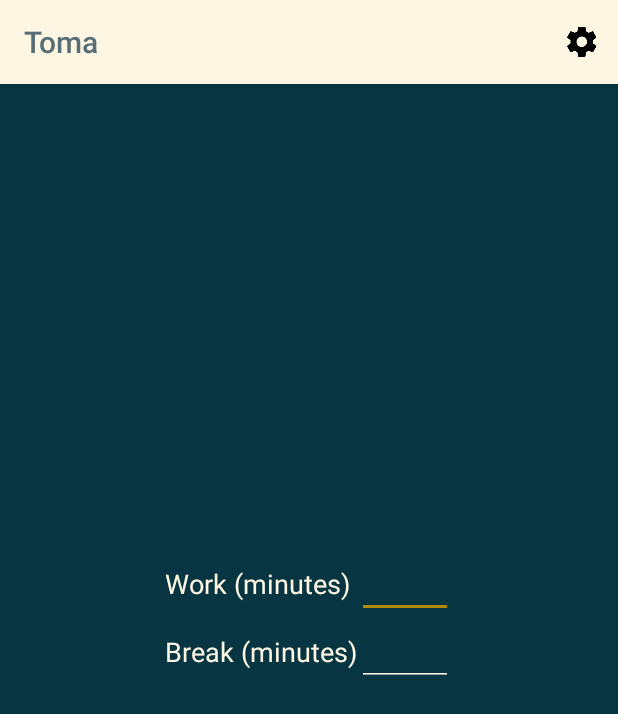
After one commit to taromurao/toma, an Android app: the SettingsActivity screen opened directly, with no data from a screen before it, on a phone screen of 412 x 824 dp. The commit adds this screen. Shown: the top 714 px of the screen. Run offline under Robolectric (Android 15) with nearby library versions, the light colour scheme and no system bars.

Commit message:
WIP: Created SetingsActivity and refactored styles with a separate style xml. Still I need to save setting entries to the app config.

```diff
--- a/app/src/main/AndroidManifest.xml
+++ b/app/src/main/AndroidManifest.xml
@@ -19,7 +19,12 @@
         <service
             android:name=".TimerService"
             android:enabled="true"
-            android:exported="true"></service>
+            android:exported="true" />
+
+        <activity
+            android:name=".SettingsActivity"
+            android:parentActivityName=".MainActivity"/>
+
     </application>
 
 </manifest>
--- a/app/src/main/java/tm/toma/MainActivity.kt
+++ b/app/src/main/java/tm/toma/MainActivity.kt
@@ -12,6 +12,7 @@ import android.support.v4.app.Fragment
 import android.support.v4.content.LocalBroadcastManager
 import android.support.v7.widget.Toolbar
 import android.view.Menu
+import android.view.MenuItem
 import android.view.WindowManager
 import android.widget.TextView
 import layout.StopFragment
@@ -65,6 +66,14 @@ class MainActivity : AppCompatActivity(), WorkOrBreakFragment.OnFragmentInteract
     override fun onCreateOptionsMenu(menu: Menu?): Boolean {
         menuInflater.inflate(R.menu.menu_main, menu)
         return super.onCreateOptionsMenu(menu)
+    }
+
+    override fun onOptionsItemSelected(item: MenuItem?): Boolean {
+        return when (item?.itemId) {
+            R.id.action_settings    -> {
+                startActivity(Intent(this, SettingsActivity::class.java)); true
+            } else -> super.onOptionsItemSelected(item)
+        }
     }
 
     override fun onResume() {
--- /dev/null
+++ b/app/src/main/java/tm/toma/SettingsActivity.kt
@@ -0,0 +1,31 @@
+package tm.toma
+
+import android.content.Intent
+import android.support.v7.app.AppCompatActivity
+import android.os.Bundle
+import android.support.v7.widget.Toolbar
+import android.view.Menu
+import android.view.MenuItem
+
+class SettingsActivity : AppCompatActivity() {
+
+    override fun onCreate(savedInstanceState: Bundle?) {
+        super.onCreate(savedInstanceState)
+        setContentView(R.layout.activity_settings)
+        val myToolbar: Toolbar = findViewById(R.id.my_toolbar) as Toolbar
+        setSupportActionBar(myToolbar)
+    }
+
+    override fun onCreateOptionsMenu(menu: Menu?): Boolean {
+        menuInflater.inflate(R.menu.menu_settings, menu)
+        return super.onCreateOptionsMenu(menu)
+    }
+
+    override fun onOptionsItemSelected(item: MenuItem?): Boolean {
+        return when (item?.itemId) {
+            R.id.action_settings    -> {
+                startActivity(Intent(this, MainActivity::class.java)); true
+            } else -> super.onOptionsItemSelected(item)
+        }
+    }
+}
--- a/app/src/main/res/layout/activity_main.xml
+++ b/app/src/main/res/layout/activity_main.xml
@@ -1,19 +1,12 @@
 <?xml version="1.0" encoding="utf-8"?>
 <RelativeLayout xmlns:android="http://schemas.android.com/apk/res/android"
-    xmlns:app="http://schemas.android.com/apk/res-auto"
     xmlns:tools="http://schemas.android.com/tools"
     android:id="@+id/activity_main"
     android:layout_width="match_parent"
     android:layout_height="match_parent"
     tools:context="tm.toma.MainActivity">
 
-    <android.support.v7.widget.Toolbar
-            android:id="@+id/my_toolbar"
-            android:layout_width="match_parent"
-            android:layout_height="?attr/actionBarSize"
-            android:elevation="4dp"
-            android:theme="@style/ThemeOverlay.AppCompat.ActionBar"
-            app:popupTheme="@style/ThemeOverlay.AppCompat.Light" />
+    <include layout="@layout/toolbar"/>
 
     <RelativeLayout
         android:layout_width="match_parent"
--- /dev/null
+++ b/app/src/main/res/layout/activity_settings.xml
@@ -0,0 +1,53 @@
+<?xml version="1.0" encoding="utf-8"?>
+<RelativeLayout xmlns:android="http://schemas.android.com/apk/res/android"
+    xmlns:tools="http://schemas.android.com/tools"
+    android:id="@+id/activity_settings"
+    android:layout_width="match_parent"
+    android:layout_height="match_parent"
+    tools:context="tm.toma.SettingsActivity">
+
+    <include layout="@layout/toolbar"/>
+
+    <RelativeLayout
+        android:layout_width="match_parent"
+        android:layout_height="match_parent"
+        android:gravity="center_vertical|center_horizontal">
+
+        <TableLayout
+            android:layout_width="wrap_content"
+            android:layout_height="wrap_content"
+            android:layout_alignParentTop="true"
+            android:layout_alignParentStart="true">
+
+            <TableRow
+                android:layout_width="match_parent"
+                android:layout_height="match_parent" >
+
+                <TextView
+                    android:text="@string/setting_work_duration"
+                    android:id="@+id/settingWorkDurationTextView"
+                    style="@style/SettingsLabelText" />
+
+                <EditText
+                    android:id="@+id/settingWorkDurationEditText"
+                    style="@style/SettingsEditText" />
+            </TableRow>
+
+            <TableRow
+                android:layout_width="match_parent"
+                android:layout_height="match_parent" >
+
+                <TextView
+                    android:text="@string/setting_break_duration"
+                    android:id="@+id/tsettingBreakDurationTextView"
+                    style="@style/SettingsLabelText" />
+
+                <EditText
+                    android:id="@+id/settingBreakDurationEditText"
+                    style="@style/SettingsEditText" />
+            </TableRow>
+
+        </TableLayout>
+    </RelativeLayout>
+
+</RelativeLayout>
--- a/app/src/main/res/layout/fragment_stop.xml
+++ b/app/src/main/res/layout/fragment_stop.xml
@@ -4,15 +4,6 @@
     android:layout_width="match_parent"
     android:layout_height="match_parent"
     tools:context="layout.StopFragment">
-
-    <android.support.v7.widget.Toolbar
-        android:id="@+id/my_toolbar"
-        android:layout_width="match_parent"
-        android:layout_height="?attr/actionBarSize"
-        android:background="?attr/colorPrimary"
-        android:elevation="4dp"
-        android:theme="@style/ThemeOverlay.AppCompat.ActionBar"
-        app:popupTheme="@style/ThemeOverlay.AppCompat.Light"/>
 
     <RelativeLayout
         android:layout_width="match_parent"
--- a/app/src/main/res/layout/fragment_work_or_break.xml
+++ b/app/src/main/res/layout/fragment_work_or_break.xml
@@ -4,18 +4,6 @@
     android:layout_width="match_parent"
     android:layout_height="match_parent"
     tools:context="layout.WorkOrBreakFragment">
-
-    <android.support.v7.widget.Toolbar
-        android:id="@+id/my_toolbar"
-        android:layout_width="match_parent"
-        android:layout_height="?attr/actionBarSize"
-        android:background="?attr/colorPrimary"
-        android:elevation="4dp"
-        android:theme="@style/ThemeOverlay.AppCompat.ActionBar"
-        app:popupTheme="@style/ThemeOverlay.AppCompat.Light"/>
-
-
-    <!-- TODO: Update blank fragment layout -->
 
     <RelativeLayout
         android:layout_width="match_parent"
--- /dev/null
+++ b/app/src/main/res/layout/toolbar.xml
@@ -0,0 +1,5 @@
+<?xml version="1.0" encoding="utf-8"?>
+<android.support.v7.widget.Toolbar
+    xmlns:android="http://schemas.android.com/apk/res/android"
+    android:id="@+id/my_toolbar"
+    style="@style/ToolbarTheme"/>
--- /dev/null
+++ b/app/src/main/res/menu/menu_settings.xml
@@ -0,0 +1,10 @@
+<?xml version="1.0" encoding="utf-8"?>
+<menu
+    xmlns:android="http://schemas.android.com/apk/res/android"
+    xmlns:app="http://schemas.android.com/apk/res-auto">
+
+    <item android:id="@+id/action_settings"
+        android:icon="@drawable/ic_settings_black_24dp"
+        android:title="@string/action_done"
+        app:showAsAction="ifRoom"/>
+</menu>
--- a/app/src/main/res/values/colors.xml
+++ b/app/src/main/res/values/colors.xml
@@ -20,7 +20,7 @@
 
     <color name="colorPrimary">@color/base3</color>
     <color name="colorPrimaryDark">@color/base2</color>
-    <color name="colorAccent">@color/magenta</color>
+    <color name="colorAccent">@color/yellow</color>
     <color name="textColorPrimary">@color/base01</color>
-    <color name="textColorSecondary">@color/base1</color>
+    <color name="textColorSecondary">@color/base3</color>
 </resources>
--- a/app/src/main/res/values/strings.xml
+++ b/app/src/main/res/values/strings.xml
@@ -4,4 +4,7 @@
     <string name="work">Work</string>
     <string name="pause">Break</string>
     <string name="action_settings">Settings</string>
+    <string name="setting_work_duration">Work (minutes)</string>
+    <string name="setting_break_duration">Break (minutes)</string>
+    <string name="action_done">Done and save.</string>
 </resources>
--- a/app/src/main/res/values/styles.xml
+++ b/app/src/main/res/values/styles.xml
@@ -1,8 +1,6 @@
 <resources>
 
-    <!-- Base application theme. -->
     <style name="AppTheme" parent="Theme.AppCompat.Light.NoActionBar">
-        <!-- Customize your theme here. -->
         <item name="colorPrimary">@color/colorPrimary</item>
         <item name="colorPrimaryDark">@color/colorPrimaryDark</item>
         <item name="colorAccent">@color/colorAccent</item>
@@ -14,4 +12,26 @@
         <item name="android:textColorSecondaryInverse">@color/textColorSecondary</item>
     </style>
 
+    <style name="ToolbarTheme" parent="@style/ThemeOverlay.AppCompat.ActionBar">
+        <item name="android:layout_width">match_parent</item>
+        <item name="android:layout_height">?attr/actionBarSize</item>
+        <item name="android:background">?attr/colorPrimary</item>
+        <item name="android:elevation">4dp</item>
+        <item name="android:popupTheme">@style/ThemeOverlay.AppCompat.Light</item>
+    </style>
+
+    <style name="SettingsLabelText" parent="AppTheme">
+        <item name="android:layout_width">wrap_content</item>
+        <item name="android:layout_height">wrap_content</item>
+        <item name="android:textAppearance">@style/TextAppearance.AppCompat.Medium</item>
+    </style>
+
+    <style name="SettingsEditText" parent="AppTheme">
+        <item name="android:layout_width">wrap_content</item>
+        <item name="android:layout_height">wrap_content</item>
+        <item name="android:textAppearance">@style/TextAppearance.AppCompat.Medium</item>
+        <item name="android:inputType">time</item>
+        <item name="android:ems">3</item>
+        <item name="android:gravity">right|center_vertical</item>
+    </style>
 </resources>
```
